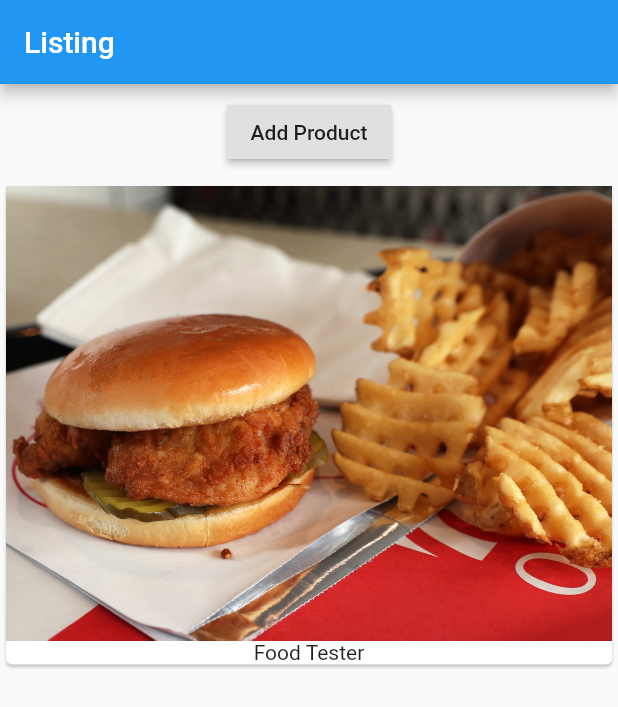
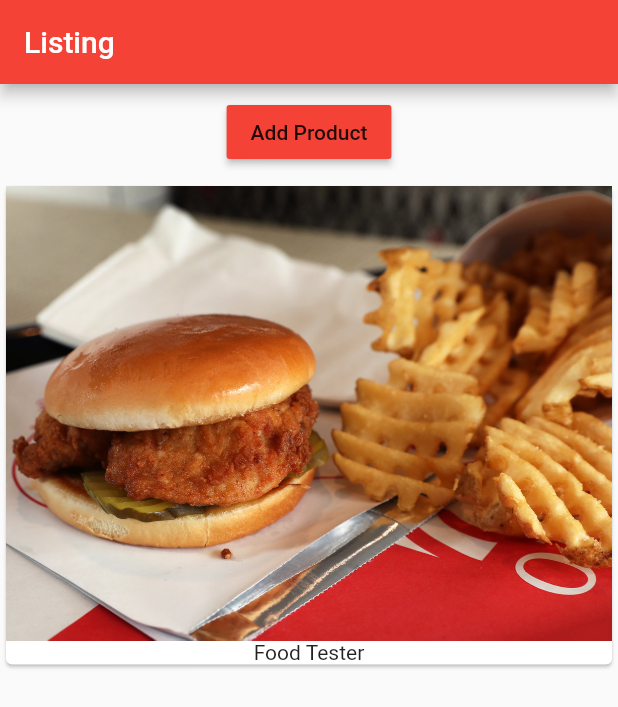
Before and after one commit to TavinHlungwani/flutter-easy-list, a Flutter app: the screen it shows after launch, on a phone screen of 412 x 824 dp. Shown: the top 707 px of the screen. Run offline on Flutter 3.47's test engine with Material 2 defaults, Android fonts, the phone set to English and light mode, and no system bars.

Commit message:
theme customization

```diff
--- a/lib/main.dart
+++ b/lib/main.dart
@@ -13,6 +13,10 @@ class MyApp extends StatelessWidget {
     return MaterialApp(
       debugShowCheckedModeBanner: false,
       title: 'Awesome Flutter',
+      theme: ThemeData(
+        primarySwatch: Colors.red,
+        accentColor: Colors.deepPurple
+      ),
       home: Scaffold(
         appBar: AppBar(
           title: Text('Listing'),
--- a/lib/products_manager.dart
+++ b/lib/products_manager.dart
@@ -30,6 +30,7 @@ class _ProductsManagerState extends State<ProductsManager> {
         Container(
           margin: EdgeInsets.all(8.0),
           child: RaisedButton(
+            color: Theme.of(context).primaryColor,
             onPressed: () {
               setState(() {
                 _products.add('Advanced Food Tester');
```
